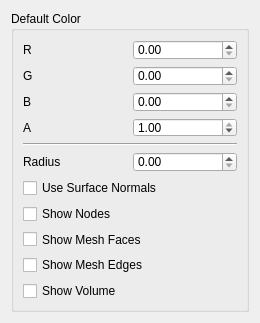
The window that src/Interface/Modules/Visualization/ShowFieldVtk.ui (SCIInstitute/SCIRun) describes before a commit, drawn with Qt 5.
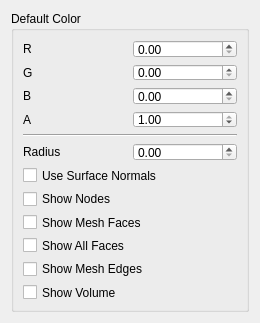
The same window after the commit.

Patch:
```diff
--- a/src/Interface/Modules/Visualization/ShowFieldVtk.ui
+++ b/src/Interface/Modules/Visualization/ShowFieldVtk.ui
@@ -155,13 +155,20 @@
          </widget>
        </item>
        <item row="10" column="0" colspan="2">
+         <widget class="QCheckBox" name="ShowAllFacesCheckBox_">
+           <property name="text">
+             <string>Show All Faces</string>
+           </property>
+         </widget>
+       </item>
+       <item row="11" column="0" colspan="2">
        <widget class="QCheckBox" name="ShowEdgesCheckBox_">
         <property name="text">
          <string>Show Mesh Edges</string>
         </property>
        </widget>
       </item>
-       <item row="11" column="0" colspan="2">
+       <item row="12" column="0" colspan="2">
          <widget class="QCheckBox" name="ShowVolumeCheckBox_">
            <property name="text">
              <string>Show Volume</string>
```
